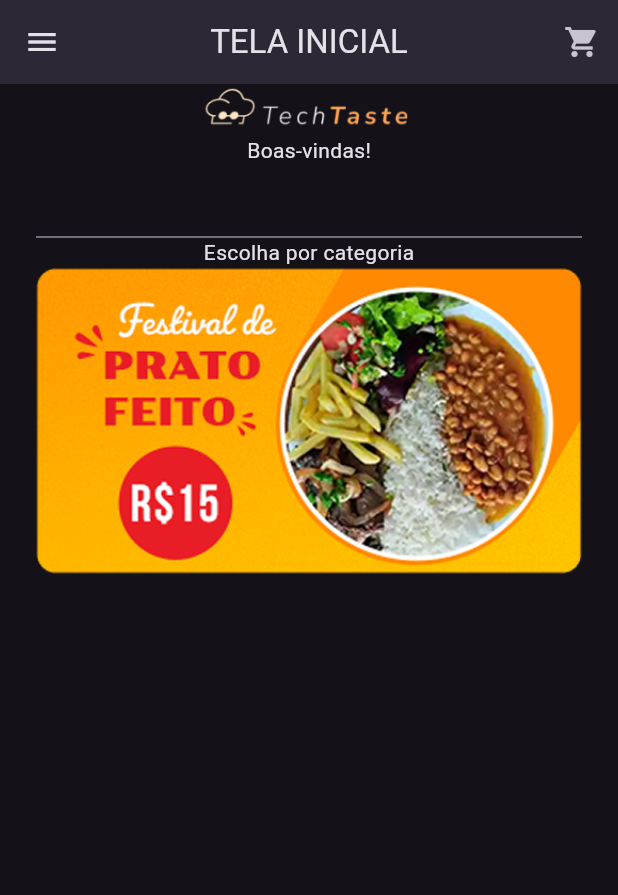
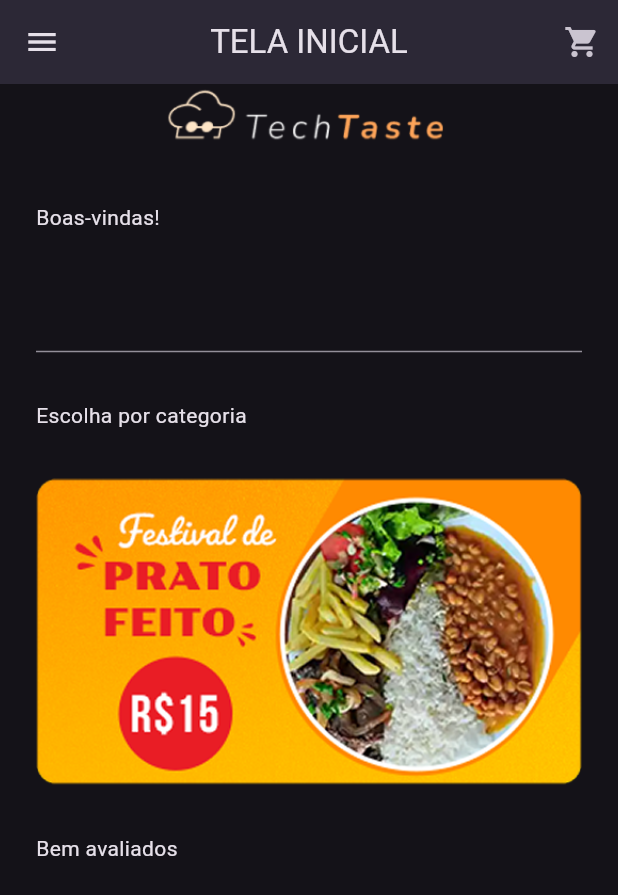
Before and after one commit to TarcizioDantas/ImersaoAluraMobile04-2025, a Flutter app: the screen it shows after launch, after a tap on "Bora!", on a phone screen of 412 x 824 dp. Shown: the top 895 px of the screen. Run offline on Flutter 3.47's test engine with Material 3 defaults, Android fonts, the phone set to English and light mode, and no system bars.

Commit message:
reposicionando os componentes

```diff
--- a/app_delivery_mobile/lib/ui/home/home_screen.dart
+++ b/app_delivery_mobile/lib/ui/home/home_screen.dart
@@ -24,14 +24,17 @@ class HomeScreen extends StatelessWidget {
            body: Padding(
              padding: const EdgeInsets.symmetric(horizontal: 24.0),
              child: Column(
+              crossAxisAlignment: CrossAxisAlignment.start,
+              spacing: 32,
                children: [
                 Center(
-                  child: Image.asset('assets/logo.png', width: 147),
+                  child: Image.asset('assets/logo.png', width: 200),
                 ),
                 Text("Boas-vindas!"),
                 TextFormField(),
                 Text("Escolha por categoria"),
                 Image.asset('assets/banners/banner_promo.png'),
+                Text("Bem avaliados"),
                ],
              ),
            ),
--- a/app_delivery_mobile/lib/ui/splash/splash_screen.dart
+++ b/app_delivery_mobile/lib/ui/splash/splash_screen.dart
@@ -14,7 +14,7 @@ class SplashScreen extends StatelessWidget {
           Image.asset('assets/banners/banner_splash.png'),
           Center(
             child: Padding(
-              padding: const EdgeInsets.fromLTRB(24,150,24,0),
+              padding: const EdgeInsets.fromLTRB(24,50,24,0),
               child: Column(
                 mainAxisAlignment: MainAxisAlignment.center,
                 spacing: 32
```
